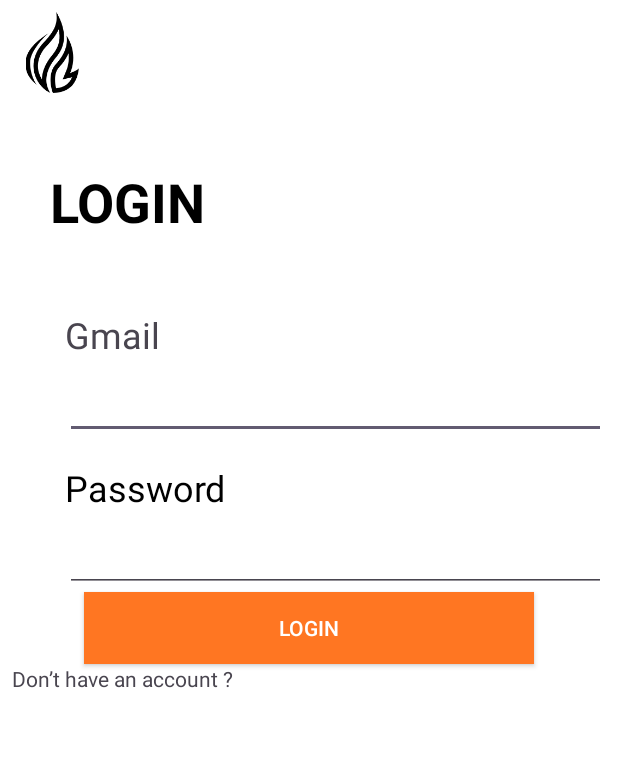
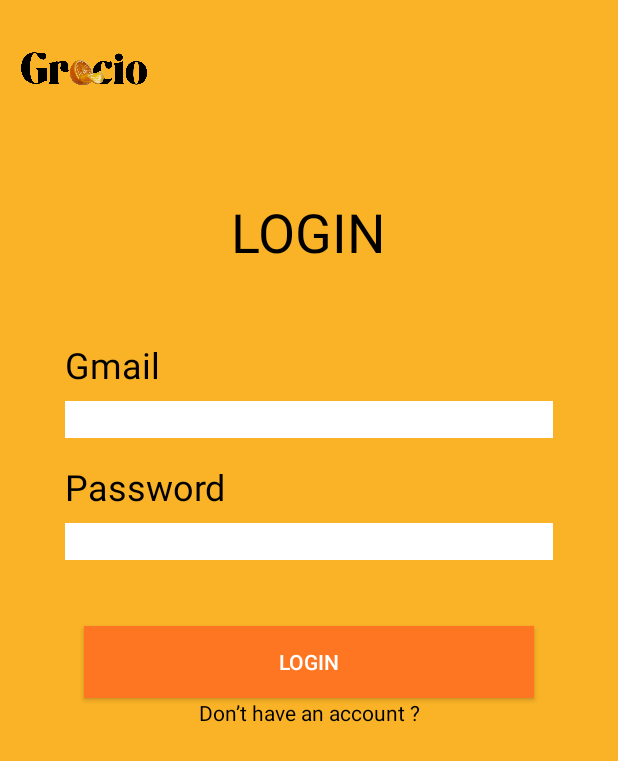
Before and after one commit to krishna007l/Grocio, an Android app: the layout fragment_login.xml on its own in the app's theme, with its tools: preview values and no code run, on a phone screen of 412 x 824 dp. Shown: the top 761 px of the screen. Run offline under Robolectric (Android 15) with nearby library versions, the phone set to English and light mode, and no system bars.

```diff
--- a/app/src/main/res/layout/fragment_login.xml
+++ b/app/src/main/res/layout/fragment_login.xml
@@ -4,23 +4,23 @@
     xmlns:tools="http://schemas.android.com/tools"
     android:layout_width="match_parent"
     android:layout_height="match_parent"
-    android:background="@color/white"
+    android:background="@color/orange"
     android:padding="@dimen/padding_8"
     tools:context=".login.LoginFragment">
 
     <androidx.appcompat.widget.AppCompatImageView
         android:id="@+id/imageLogo"
-        android:layout_width="@dimen/default_image_size_54dp"
-        android:layout_height="@dimen/default_image_size_54dp"
+        android:layout_width="@dimen/default_image_size_medium"
+        android:layout_height="@dimen/default_image_size_74dp"
         android:layout_marginTop="@dimen/margin_56"
-        android:src="@drawable/icon"
+        android:src="@drawable/logo"
         app:layout_constraintStart_toStartOf="parent"
         tools:ignore="MissingConstraints" />
 
 
     <androidx.appcompat.widget.AppCompatTextView
         android:id="@+id/textTitleLogin"
-        android:layout_width="match_parent"
+        android:layout_width="wrap_content"
         android:layout_height="wrap_content"
         android:layout_marginVertical="@dimen/margin_48"
         android:maxLines="2"
@@ -28,11 +28,9 @@
         android:textAlignment="textStart"
         android:textColor="@color/black"
         android:textSize="@dimen/font_36"
-        android:layout_marginLeft="25dp"
-        android:textStyle="bold"
+        app:layout_constraintStart_toStartOf="parent"
+        app:layout_constraintEnd_toEndOf="parent"
         app:layout_constraintTop_toBottomOf="@+id/imageLogo" />
-
-
 
     <androidx.appcompat.widget.AppCompatTextView
         android:id="@+id/textTitleEmail"
@@ -40,6 +38,7 @@
         android:layout_height="wrap_content"
         android:layout_marginVertical="@dimen/margin_48"
         android:maxLines="2"
+        android:textColor="@color/black"
         android:text="@string/str_email"
         android:textAlignment="textStart"
         android:layout_marginLeft="35dp"
@@ -48,12 +47,14 @@
 
     <androidx.appcompat.widget.AppCompatEditText
         android:id="@+id/editTextEmail"
+        android:background="@color/white"
         android:layout_width="match_parent"
         android:layout_height="wrap_content"
         android:layout_marginTop="@dimen/margin_8"
         android:inputType="textEmailAddress"
         android:textColor="@color/black"
         android:layout_marginLeft="35dp"
+        android:layout_marginRight="35dp"
         app:layout_constraintTop_toBottomOf="@+id/textTitleEmail" />
 
     <androidx.appcompat.widget.AppCompatTextView
@@ -71,10 +72,12 @@
 
     <androidx.appcompat.widget.AppCompatEditText
         android:id="@+id/editTextPassword"
+        android:background="@color/white"
         android:layout_width="match_parent"
         android:layout_height="wrap_content"
         android:layout_marginTop="@dimen/margin_8"
         android:layout_marginLeft="35dp"
+        android:layout_marginRight="35dp"
         android:inputType="numberPassword"
         android:textColor="@color/black"
         app:layout_constraintTop_toBottomOf="@+id/textTitlePassword" />
@@ -85,13 +88,18 @@
         android:layout_marginHorizontal="@dimen/margin_48"
         android:background="@color/color_primary"
         android:textColor="@color/white"
+        android:layout_marginTop="@dimen/default_edit_text_height"
         android:text="@string/str_login"
+
         app:layout_constraintTop_toBottomOf="@id/editTextPassword"/>
     <TextView
         android:layout_width="wrap_content"
         android:layout_height="wrap_content"
         android:text="Don’t have an account ?"
+        android:textColor="@color/black"
         app:layout_constraintTop_toBottomOf="@id/loginbutton"
+        app:layout_constraintStart_toStartOf="parent"
+        app:layout_constraintEnd_toEndOf="parent"
         tools:ignore="MissingConstraints" />
 
 </androidx.constraintlayout.widget.ConstraintLayout>
--- a/app/src/main/res/values/colors.xml
+++ b/app/src/main/res/values/colors.xml
@@ -3,6 +3,5 @@
     <color name="black">#FF000000</color>
     <color name="white">#FFFFFFFF</color>
     <color name="color_primary">#FF7622</color>
-    <color name="backgraund">#b2babb</color>
     <color name="orange">#fab327</color>
 </resources>
--- a/app/src/main/res/values/strings.xml
+++ b/app/src/main/res/values/strings.xml
@@ -15,4 +15,6 @@
     <string name="str_enter_your_email_password">enter password</string>
     <string name="str_email">Gmail</string>
     <string name="str_password">Password</string>
+    <string name="str_Delevery">Delevery IN </string>
+    <string name="str_minutes">10 minutes</string>
 </resources>
```
Also changed, not shown: app/src/main/res/layout/activity_on_boarding.xml (+8 -45 lines), app/src/main/res/drawable/logo.png (added), 1 other file.
